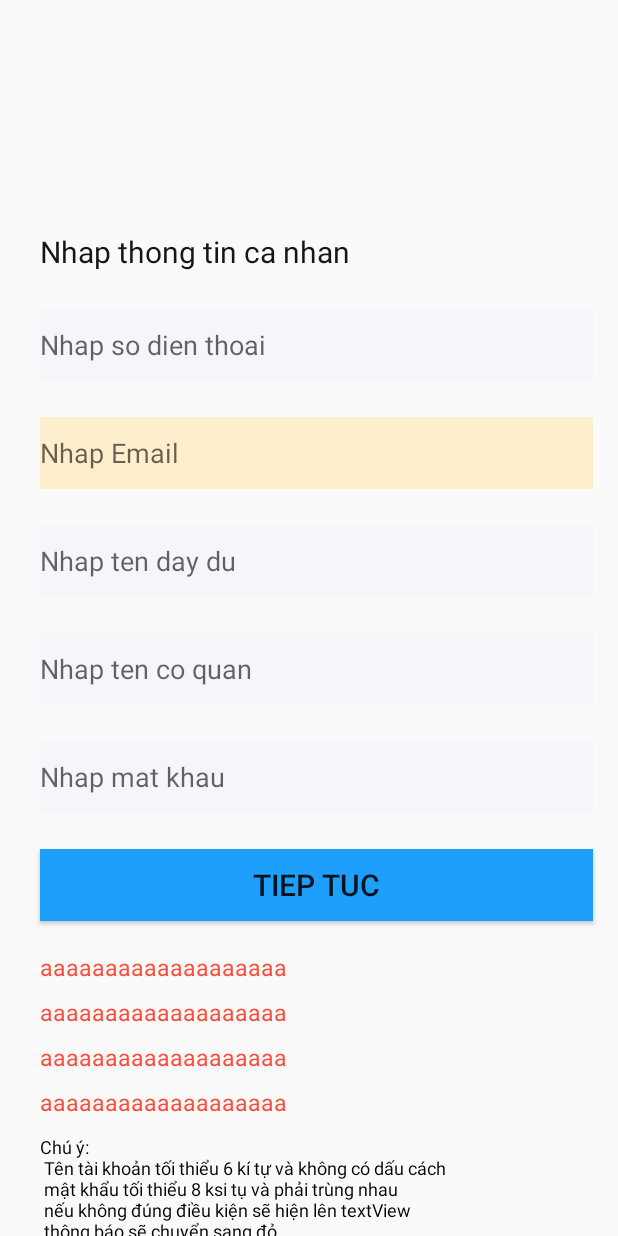
After one commit to nguyenducdung/Android23, an Android app: the layout layout2btvn_buoi3.xml on its own in the app's theme, with its tools: preview values and no code run, on a phone screen of 412 x 824 dp. The commit adds this screen. Run offline under Robolectric (Android 15) with nearby library versions, the phone set to English and light mode, and no system bars.

Commit message:
btvn/buoi3

```diff
--- a/app/src/main/java/com/dungnd/android23/recycleview/StudentAdapter.java
+++ b/app/src/main/java/com/dungnd/android23/recycleview/StudentAdapter.java
@@ -16,7 +16,7 @@ import java.util.List;
 //Có 2 cách để truyền dữ liệu vào adapter (dùng constructor, set get)
 class StudentAdapter extends RecyclerView.Adapter<StudentAdapter.StudentViewHolder> {
 
-    private List<Student> studentList = null;
+    private List<Student> studentList ;
     private OnItemClick onItemClick;
 
     //C1: truyền dữ liệu vào adapter bằng cách dùng constructor
--- /dev/null
+++ b/app/src/main/res/layout/layout2btvn_buoi3.xml
@@ -0,0 +1,160 @@
+<?xml version="1.0" encoding="utf-8"?>
+<androidx.constraintlayout.widget.ConstraintLayout xmlns:android="http://schemas.android.com/apk/res/android"
+    android:layout_width="match_parent"
+    android:layout_height="match_parent"
+    xmlns:app="http://schemas.android.com/apk/res-auto"
+    xmlns:tools="http://schemas.android.com/tools">
+    <androidx.constraintlayout.widget.Guideline
+        android:id="@+id/gl1"
+        android:layout_width="1dp"
+        android:orientation="vertical"
+        app:layout_constraintGuide_percent=".064"
+        android:layout_height="match_parent"/>
+    <androidx.constraintlayout.widget.Guideline
+        android:id="@+id/gl3"
+        android:layout_width="1dp"
+        android:orientation="vertical"
+        app:layout_constraintGuide_percent=".96"
+        android:layout_height="match_parent"/>
+    <androidx.constraintlayout.widget.Guideline
+        android:id="@+id/gl2"
+        android:orientation="horizontal"
+        app:layout_constraintGuide_percent=".187"
+        android:layout_width="match_parent"
+        android:layout_height="1dp"/>
+    <TextView
+        android:id="@+id/tv1"
+        android:text="@string/_b2tv1"
+        android:textSize="20sp"
+        android:textColor="#161616"
+        android:layout_width="wrap_content"
+        android:layout_height="28dp"
+        app:layout_constraintStart_toEndOf="@id/gl1"
+        app:layout_constraintTop_toBottomOf="@id/gl2"/>
+    <EditText
+        android:id="@+id/edt1"
+        android:inputType="number"
+        android:hint="@string/_b2edt1"
+        android:layout_width="0dp"
+        android:layout_height="48dp"
+        android:background="#F4F6FA"
+        app:layout_constraintTop_toBottomOf="@id/tv1"
+        app:layout_constraintStart_toEndOf="@id/gl1"
+        app:layout_constraintEnd_toEndOf="@id/gl3"
+        android:layout_marginTop="24dp"
+        android:autofillHints="@string/_b2edt1" />
+    <EditText
+        android:id="@+id/edt2"
+        android:inputType="textEmailAddress"
+        android:hint="@string/_b2edt2"
+        android:textColor="#8E8E8E"
+        android:layout_width="0dp"
+        android:layout_height="48dp"
+        app:layout_constraintTop_toBottomOf="@id/edt1"
+        app:layout_constraintStart_toEndOf="@id/gl1"
+        app:layout_constraintEnd_toEndOf="@id/gl3"
+        android:layout_marginTop="24dp"
+        android:background="#FFEECC"
+        android:autofillHints="@string/_b2edt2" />
+    <EditText
+        android:id="@+id/edt3"
+        android:inputType="textCapWords"
+        android:hint="@string/_b2edt3"
+        android:textColor="#8E8E8E"
+        android:layout_width="0dp"
+        android:layout_height="48dp"
+        app:layout_constraintTop_toBottomOf="@id/edt2"
+        app:layout_constraintStart_toEndOf="@id/gl1"
+        app:layout_constraintEnd_toEndOf="@id/gl3"
+        android:layout_marginTop="24dp"
+        android:background="#F4F6FA"
+        android:autofillHints="@string/_b2edt3" />
+    <EditText
+        android:id="@+id/edt4"
+        android:inputType="text"
+        android:hint="@string/_b2edt4"
+        android:textColor="#8E8E8E"
+        android:layout_width="0dp"
+        android:layout_height="48dp"
+        app:layout_constraintTop_toBottomOf="@id/edt3"
+        app:layout_constraintStart_toEndOf="@id/gl1"
+        app:layout_constraintEnd_toEndOf="@id/gl3"
+        android:layout_marginTop="24dp"
+        android:background="#F4F6FA"
+        android:autofillHints="@string/_b2edt4" />
+    <EditText
+        android:id="@+id/edt5"
+        android:inputType="numberPassword"
+        android:hint="@string/_b2edt5"
+        android:textColor="#8E8E8E"
+        android:layout_width="0dp"
+        android:layout_height="48dp"
+        app:layout_constraintTop_toBottomOf="@id/edt4"
+        app:layout_constraintStart_toEndOf="@id/gl1"
+        app:layout_constraintEnd_toEndOf="@id/gl3"
+        android:layout_marginTop="24dp"
+        android:background="#F4F6FA"
+        android:autofillHints="@string/_b2edt5" />
+    <Button
+        android:id="@+id/btn1"
+        android:text="Tiep tuc"
+        android:textSize="20sp"
+        android:layout_width="0dp"
+        android:layout_height="48dp"
+        android:background="#1F9FFC"
+        android:layout_marginTop="24dp"
+        app:layout_constraintTop_toBottomOf="@id/edt5"
+        app:layout_constraintStart_toEndOf="@id/gl1"
+        app:layout_constraintEnd_toStartOf="@id/gl3"/>
+    <TextView
+        android:id="@+id/edt1_notify"
+        tools:text="aaaaaaaaaaaaaaaaaaa"
+        android:textSize="15sp"
+        android:textColor="#FF4E3D"
+        android:layout_width="wrap_content"
+        android:layout_height="20dp"
+        app:layout_constraintTop_toBottomOf="@id/btn1"
+        app:layout_constraintStart_toEndOf="@id/gl1"
+        android:layout_marginTop="20dp"/>
+    <TextView
+        android:id="@+id/edt2_notify"
+        tools:text="aaaaaaaaaaaaaaaaaaa"
+        android:textSize="15sp"
+        android:textColor="#FF4E3D"
+        android:layout_width="wrap_content"
+        android:layout_height="20dp"
+        app:layout_constraintTop_toBottomOf="@id/edt1_notify"
+        app:layout_constraintStart_toEndOf="@id/gl1"
+        android:layout_marginTop="10dp"/>
+    <TextView
+        android:id="@+id/edt3_notify"
+        tools:text="aaaaaaaaaaaaaaaaaaa"
+        android:textSize="15sp"
+        android:textColor="#FF4E3D"
+        android:layout_width="wrap_content"
+        android:layout_height="20dp"
+        app:layout_constraintTop_toBottomOf="@id/edt2_notify"
+        app:layout_constraintStart_toEndOf="@id/gl1"
+        android:layout_marginTop="10dp"/>
+    <TextView
+        android:id="@+id/edt4_notify"
+        tools:text="aaaaaaaaaaaaaaaaaaa"
+        android:textSize="15sp"
+        android:textColor="#FF4E3D"
+        android:layout_width="wrap_content"
+        android:layout_height="20dp"
+        app:layout_constraintTop_toBottomOf="@id/edt3_notify"
+        app:layout_constraintStart_toEndOf="@id/gl1"
+        android:layout_marginTop="10dp"/>
+    <TextView
+        android:id="@+id/tv2"
+        android:textSize="12sp"
+        android:textColor="#000000"
+        android:text="@string/_chuy"
+        app:layout_constraintTop_toBottomOf="@id/edt4_notify"
+        app:layout_constraintStart_toStartOf="@id/gl1"
+        android:layout_width="wrap_content"
+        android:layout_height="wrap_content"
+        android:layout_marginTop="12dp" />
+
+</androidx.constraintlayout.widget.ConstraintLayout>
--- a/app/src/main/res/values/strings.xml
+++ b/app/src/main/res/values/strings.xml
@@ -1,4 +1,19 @@
 <resources>
     <string name="app_name">Android23</string>
     <string name="name">Nguyễn Đức Dũng</string>
+    <string name="_tv1">Đăng ký tài khoản</string>
+    <string name="_edt1">ten tai khoan</string>
+    <string name="_edt2">nhap mat khau</string>
+    <string name="_edt3">nhap lai mat khau</string>
+    <string name="_btn1">Tiep tuc</string>
+    <string name="_chuy">Chú ý:\n Tên tài khoản tối thiểu 6 kí tự và không có dấu cách \n mật khẩu tối thiểu 8 ksi tụ và phải trùng nhau \n nếu không đúng điều kiện sẽ hiện lên textView \n thông báo sẽ chuyển sang đỏ</string>
+    <string name="_b2tv1">Nhap thong tin ca nhan</string>
+    <string name="_b2edt1">Nhap so dien thoai</string>
+    <string name="_b2edt2">Nhap Email</string>
+    <string name="_b2edt3">Nhap ten day du</string>
+    <string name="_b2edt4">Nhap ten co quan</string>
+    <string name="_b2edt5">Nhap mat khau</string>
+    <string name="_b3edt1">nhap so</string>
+    <string name="_b3tv1">Ket qua</string>
+    <string name="cong">+</string>
 </resources>
```
Also changed, not shown: app/src/main/res/layout/layout3btvn_buoi3.xml (added, +107 -0 lines), app/src/main/res/layout/layoutbtvn_buoi3.xml (added, +85 -0 lines).
